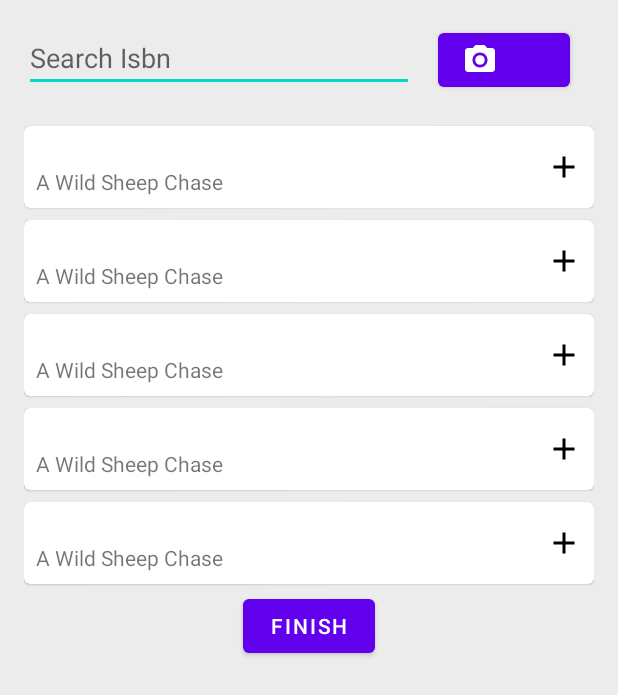
After one commit to diolkaee/Alexandria, an Android app: the layout dialog_add.xml on its own in the app's theme, with its tools: preview values and no code run, on a phone screen of 412 x 824 dp. The commit adds this screen. Shown: the top 695 px of the screen. Run offline under Robolectric (Android 15) with nearby library versions, the phone set to English and light mode, and no system bars.

Commit message:
feat: Introduce dialog for adding books & implement isbn search

```diff
--- a/app/src/main/java/com/diolkaee/alexandria/Module.kt
+++ b/app/src/main/java/com/diolkaee/alexandria/Module.kt
@@ -2,11 +2,13 @@ package com.diolkaee.alexandria
 
 import com.diolkaee.alexandria.business.businessModule
 import com.diolkaee.alexandria.ui.scan.ScanViewModel
+import com.diolkaee.alexandria.ui.shelf.AddDialogViewModel
 import com.diolkaee.alexandria.ui.shelf.ShelfViewModel
 import org.koin.androidx.viewmodel.dsl.viewModel
 import org.koin.dsl.module
 
 val appModule = businessModule + module {
     viewModel { ShelfViewModel(get()) }
+    viewModel { AddDialogViewModel(get()) }
     viewModel { ScanViewModel(get()) }
 }
--- a/app/src/main/java/com/diolkaee/alexandria/ui/shelf/BookPreviewAdapter.kt
+++ b/app/src/main/java/com/diolkaee/alexandria/ui/shelf/BookPreviewAdapter.kt
@@ -15,6 +15,8 @@ class BookPreviewAdapter :
 
     class ViewHolder(val binding: ItemBookCoverBinding) : RecyclerView.ViewHolder(binding.root)
 
+    override fun getItemId(position: Int): Long = currentList[position].isbn
+
     override fun onCreateViewHolder(parent: ViewGroup, viewType: Int): ViewHolder {
         val binding =
             ItemBookCoverBinding.inflate(LayoutInflater.from(parent.context), parent, false)
@@ -28,7 +30,10 @@ class BookPreviewAdapter :
 
 class BookGridAdapter(private val clickListener: BookClickListener) :
     ListAdapter<Book, BookGridAdapter.ViewHolder>(CommonDiffCallback<Book>()) {
+
     class ViewHolder(val binding: ItemBookCoverShelfBinding) : RecyclerView.ViewHolder(binding.root)
+
+    override fun getItemId(position: Int): Long = currentList[position].isbn
 
     override fun onCreateViewHolder(parent: ViewGroup, viewType: Int): ViewHolder {
         val binding =
--- a/app/src/main/java/com/diolkaee/alexandria/ui/shelf/ShelfFragment.kt
+++ b/app/src/main/java/com/diolkaee/alexandria/ui/shelf/ShelfFragment.kt
@@ -93,7 +93,7 @@ class ShelfFragment : Fragment() {
         })
 
         setOnSortBooks { viewModel.toggleSorting() }
-        setOnAddBook { navigateToScan() }
+        setOnAddBook { openAddDialog() }
         setOnChangeLayout { viewModel.advanceLayout() }
         setOnViewDetails { navigateToDetails(it.isbn) }
     }
@@ -103,7 +103,7 @@ class ShelfFragment : Fragment() {
         bookList.clearOnScrollListeners()
     }
 
-    private fun navigateToScan() = navController.navigate(ShelfFragmentDirections.shelfToScan())
+    private fun openAddDialog() = navController.navigate(ShelfFragmentDirections.openAddDialog())
     // TODO Implement
     private fun navigateToDetails(id: Long) = viewModel.navigateToDetails(id)
 }
--- a/app/src/main/java/com/diolkaee/alexandria/ui/shelf/ShelfViewModel.kt
+++ b/app/src/main/java/com/diolkaee/alexandria/ui/shelf/ShelfViewModel.kt
@@ -8,7 +8,6 @@ import com.diolkaee.alexandria.business.book.BookRepository
 import com.diolkaee.alexandria.business.book.EXAMPLE_BOOKS
 import com.diolkaee.alexandria.common.flowFilter
 import com.diolkaee.alexandria.common.next
-import com.diolkaee.alexandria.common.sortBy
 import kotlinx.coroutines.flow.*
 import kotlinx.coroutines.launch
 
@@ -27,8 +26,9 @@ class ShelfViewModel(private val bookRepository: BookRepository) : ViewModel() {
     private val _bookFilter = MutableStateFlow<(Book) -> Boolean> { true }
 
     private val _books = bookRepository.archive.stateIn(viewModelScope, SharingStarted.Lazily, emptyList())
-    val books: StateFlow<List<Book>> =
-        _books.flowFilter(_bookFilter).sortBy { it.author }.stateIn(viewModelScope, SharingStarted.Lazily, emptyList())
+    val books: StateFlow<List<Book>> = _books
+        .flowFilter(_bookFilter)
+        .stateIn(viewModelScope, SharingStarted.Lazily, emptyList())
 
     private val _scrollPosition = MutableStateFlow(0)
     val scrollPosition: StateFlow<Int> = _scrollPosition
--- /dev/null
+++ b/app/src/main/res/drawable/ic_camera.xml
@@ -0,0 +1,6 @@
+<vector android:height="24dp" android:tint="#000000"
+    android:viewportHeight="24" android:viewportWidth="24"
+    android:width="24dp" xmlns:android="http://schemas.android.com/apk/res/android">
+    <path android:fillColor="@android:color/white" android:pathData="M12,12m-3.2,0a3.2,3.2 0,1 1,6.4 0a3.2,3.2 0,1 1,-6.4 0"/>
+    <path android:fillColor="@android:color/white" android:pathData="M9,2L7.17,4L4,4c-1.1,0 -2,0.9 -2,2v12c0,1.1 0.9,2 2,2h16c1.1,0 2,-0.9 2,-2L22,6c0,-1.1 -0.9,-2 -2,-2h-3.17L15,2L9,2zM12,17c-2.76,0 -5,-2.24 -5,-5s2.24,-5 5,-5 5,2.24 5,5 -2.24,5 -5,5z"/>
+</vector>
--- /dev/null
+++ b/app/src/main/res/drawable/ic_remove.xml
@@ -0,0 +1,5 @@
+<vector android:height="24dp" android:tint="#000000"
+    android:viewportHeight="24" android:viewportWidth="24"
+    android:width="24dp" xmlns:android="http://schemas.android.com/apk/res/android">
+    <path android:fillColor="@android:color/white" android:pathData="M19,13H5v-2h14v2z"/>
+</vector>
--- /dev/null
+++ b/app/src/main/res/layout/dialog_add.xml
@@ -0,0 +1,83 @@
+<?xml version="1.0" encoding="utf-8"?>
+<layout xmlns:tools="http://schemas.android.com/tools">
+
+    <data>
+
+        <variable
+            name="onScan"
+            type="android.view.View.OnClickListener" />
+
+        <variable
+            name="searchResults"
+            type="java.util.List&lt;com.diolkaee.alexandria.ui.shelf.SearchResult&gt;" />
+
+        <variable
+            name="onAdd"
+            type="com.diolkaee.alexandria.ui.shelf.ResultClickListener" />
+
+        <variable
+            name="onFinish"
+            type="android.view.View.OnClickListener" />
+    </data>
+
+    <androidx.constraintlayout.widget.ConstraintLayout xmlns:android="http://schemas.android.com/apk/res/android"
+        xmlns:app="http://schemas.android.com/apk/res-auto"
+        android:layout_width="match_parent"
+        android:layout_height="wrap_content"
+        android:paddingHorizontal="@dimen/activity_margin_horizontal"
+        android:paddingVertical="@dimen/activity_margin_vertical">
+
+        <EditText
+            android:id="@+id/search"
+            android:layout_width="0dp"
+            android:layout_height="wrap_content"
+            android:layout_marginEnd="16dp"
+            android:hint="Search Isbn"
+            android:importantForAutofill="no"
+            android:inputType="number"
+            android:maxLength="13"
+            app:layout_constraintEnd_toStartOf="@id/scan_button"
+            app:layout_constraintStart_toStartOf="parent"
+            app:layout_constraintTop_toTopOf="parent" />
+
+        <com.google.android.material.button.MaterialButton
+            android:id="@+id/scan_button"
+            android:layout_width="wrap_content"
+            android:layout_height="wrap_content"
+            android:layout_marginEnd="16dp"
+            android:onClick="@{onScan}"
+            app:icon="@drawable/ic_camera"
+            app:layout_constraintEnd_toEndOf="parent"
+            app:layout_constraintStart_toEndOf="@id/search"
+            app:layout_constraintTop_toTopOf="parent" />
+
+        <androidx.constraintlayout.widget.Barrier
+            android:id="@+id/barrier"
+            android:layout_width="wrap_content"
+            android:layout_height="wrap_content"
+            app:barrierDirection="bottom"
+            app:constraint_referenced_ids="search, scan_button" />
+
+        <androidx.recyclerview.widget.RecyclerView
+            android:id="@+id/results"
+            android:layout_width="match_parent"
+            android:layout_height="wrap_content"
+            android:layout_marginTop="16dp"
+            app:layoutManager="androidx.recyclerview.widget.LinearLayoutManager"
+            app:layout_constraintStart_toStartOf="parent"
+            app:layout_constraintTop_toBottomOf="@id/barrier"
+            app:onResultClick="@{onAdd}"
+            app:searchResults="@{searchResults}"
+            tools:itemCount="5"
+            tools:listitem="@layout/item_book_result" />
+
+        <com.google.android.material.button.MaterialButton
+            android:layout_width="wrap_content"
+            android:layout_height="wrap_content"
+            android:onClick="@{onFinish}"
+            android:text="Finish"
+            app:layout_constraintEnd_toEndOf="parent"
+            app:layout_constraintStart_toStartOf="parent"
+            app:layout_constraintTop_toBottomOf="@id/results" />
+    </androidx.constraintlayout.widget.ConstraintLayout>
+</layout>
--- /dev/null
+++ b/app/src/main/res/layout/item_book_result.xml
@@ -0,0 +1,59 @@
+<?xml version="1.0" encoding="utf-8"?>
+<layout xmlns:app="http://schemas.android.com/apk/res-auto"
+    xmlns:tools="http://schemas.android.com/tools">
+
+    <data>
+
+        <variable
+            name="book"
+            type="com.diolkaee.alexandria.business.book.Book" />
+
+        <variable
+            name="onClick"
+            type="android.view.View.OnClickListener" />
+
+        <variable
+            name="isAdded"
+            type="Boolean" />
+    </data>
+
+    <com.google.android.material.card.MaterialCardView xmlns:android="http://schemas.android.com/apk/res/android"
+        android:layout_width="match_parent"
+        android:layout_height="wrap_content"
+        android:layout_marginVertical="@dimen/list_item_margin"
+        android:onClick="@{onClick}"
+        app:contentPadding="@dimen/card_padding">
+
+        <androidx.constraintlayout.widget.ConstraintLayout
+            android:layout_width="match_parent"
+            android:layout_height="match_parent">
+
+            <include
+                android:id="@+id/author"
+                layout="@layout/item_author"
+                android:layout_width="wrap_content"
+                android:layout_height="wrap_content"
+                app:layout_constraintStart_toStartOf="parent"
+                app:layout_constraintTop_toTopOf="parent"
+                app:name="@{book.author}" />
+
+            <TextView
+                android:id="@+id/title"
+                android:layout_width="wrap_content"
+                android:layout_height="wrap_content"
+                android:text="@{book.title}"
+                app:layout_constraintStart_toStartOf="parent"
+                app:layout_constraintTop_toBottomOf="@id/author"
+                tools:text="A Wild Sheep Chase" />
+
+            <ImageView
+                android:layout_width="wrap_content"
+                android:layout_height="wrap_content"
+                android:src="@{isAdded ? @drawable/ic_remove : @drawable/ic_add}"
+                app:layout_constraintBottom_toBottomOf="parent"
+                app:layout_constraintEnd_toEndOf="parent"
+                app:layout_constraintTop_toTopOf="parent"
+                tools:src="@drawable/ic_add" />
+        </androidx.constraintlayout.widget.ConstraintLayout>
+    </com.google.android.material.card.MaterialCardView>
+</layout>
--- a/app/src/main/res/values/strings.xml
+++ b/app/src/main/res/values/strings.xml
@@ -3,11 +3,11 @@
     <string name="action_settings">Settings</string>
     <!-- Strings used for fragments for navigation -->
     <string name="shelf_fragment_label">Shelf</string>
+    <string name="add_fragment_label">Shelf</string>
     <string name="next">Next</string>
     <string name="previous">Previous</string>
 
     <string name="hello_first_fragment">Hello shelf fragment</string>
     <string name="shelf__fab__content_description">add Book</string>
     <string name="shelf__sort__content_description">set sorting</string>
-    <string name="activity_scan_label">Scan</string>
 </resources>
--- a/data/src/main/java/com/diolkaee/alexandria/data/networking/ApiService.kt
+++ b/data/src/main/java/com/diolkaee/alexandria/data/networking/ApiService.kt
@@ -18,5 +18,4 @@ interface ApiService {
     ): BookListData
 }
 
-// TODO return list
-suspend fun ApiService.retrieveBook(isbn13: Long) = getBooks("ISBN:$isbn13", "data", "json").results.firstOrNull()
+suspend fun ApiService.retrieveBooks(isbn13: Long) = getBooks("ISBN:$isbn13", "data", "json").results
```
Also changed, not shown: app/src/main/java/com/diolkaee/alexandria/common/Flow.kt (+3 -4 lines), app/src/main/java/com/diolkaee/alexandria/ui/scan/ScanActivity.kt (+27 -4 lines), app/src/main/java/com/diolkaee/alexandria/ui/scan/ScanViewModel.kt (+4 -10 lines), app/src/main/java/com/diolkaee/alexandria/ui/shelf/AddDialogFragment.kt (added, +74 -0 lines), app/src/main/java/com/diolkaee/alexandria/ui/shelf/AddDialogViewModel.kt (added, +41 -0 lines), app/src/main/java/com/diolkaee/alexandria/ui/shelf/BindingAdapters.kt (+9 -0 lines), app/src/main/java/com/diolkaee/alexandria/ui/shelf/SearchResultAdapter.kt (added, +28 -0 lines), app/src/main/res/layout/activity_scan.xml (+11 -3 lines), app/src/main/res/navigation/nav_main.xml (+7 -9 lines), business/src/main/java/com/diolkaee/alexandria/business/book/BookRepository.kt (+4 -4 lines).
